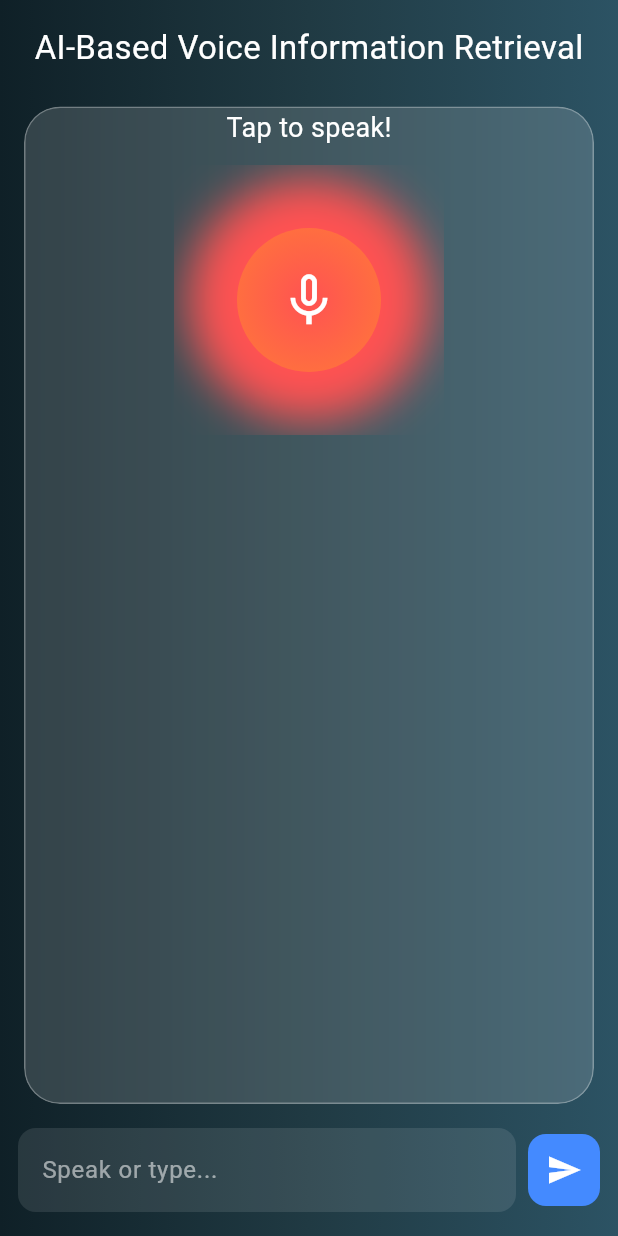
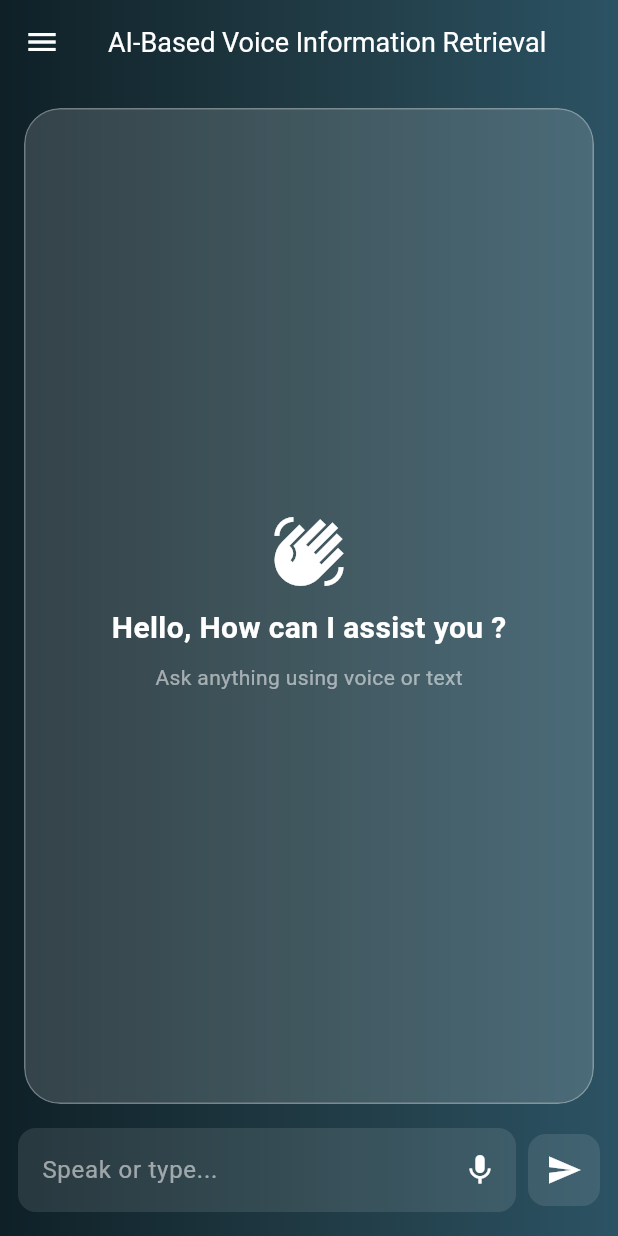
Before and after one commit to spraveenk061204/AI-Based-Voice-Driven-Information-Retrieval, a Flutter app: the screen it shows after launch, on a phone screen of 412 x 824 dp. Run offline on Flutter 3.47's test engine with Material 3 defaults, Android fonts, the phone set to English and light mode, and no system bars; our stand-ins replace flutter_tts, just_audio, permission_handler, speech_to_text; missing offline and left inert: record; network calls fail.

Commit message:
Seventh Commit

```diff
--- a/myapp/lib/ui/home_page.dart
+++ b/myapp/lib/ui/home_page.dart
@@ -2,9 +2,9 @@ import 'package:flutter/material.dart';
 import 'package:flutter_tts/flutter_tts.dart';
 import 'package:myapp/ui/widgets/glass_container.dart';
 import 'package:myapp/ui/widgets/voice_bubble.dart';
-import 'package:myapp/ui/widgets/voice_mic.dart';
 import 'package:myapp/state/chat_controller.dart';
 import 'package:myapp/services/backend_service.dart';
+import 'package:speech_to_text/speech_to_text.dart';
 
 import '../models/voice_message.dart';
 
@@ -15,10 +15,13 @@ class HomePage extends StatefulWidget {
   State<HomePage> createState() => _HomePageState();
 }
 
-class _HomePageState extends State<HomePage> {
-  final ChatController chatController = ChatController();
+class _HomePageState extends State<HomePage> with SingleTickerProviderStateMixin {
+  ChatController chatController = ChatController();
   final FlutterTts tts = FlutterTts();
+  final SpeechToText speechToText = SpeechToText();
+  bool isListening = false;
   final BackendService backend = BackendService();
+  String chatId = DateTime.now().millisecondsSinceEpoch.toString();
   Future<void> handleSend(String text) async {
 
     if (text.trim().isEmpty) return;
@@ -44,7 +47,7 @@ class _HomePageState extends State<HomePage> {
     );
 
     /// ✅ BACKEND
-    final answerText = await backend.sendText(text);
+    final answerText = await backend.sendText(text,chatId);
 
     chatController.removeLastMessage();
 
@@ -64,7 +67,8 @@ class _HomePageState extends State<HomePage> {
   @override
   void initState() {
     super.initState();
-
+    chatController.createNewChat();
+    loadChats();
     tts.setLanguage("en-US");
     tts.setPitch(1.1);
     tts.setSpeechRate(0.55);
@@ -72,10 +76,110 @@ class _HomePageState extends State<HomePage> {
   }
 
 
+  Widget buildSidebar() {
+    return Drawer(
+      backgroundColor: Colors.white10,
+      child: Column(
+        children: [
+
+          const SizedBox(height: 40),
+
+          /// ✅ NEW CHAT
+          ListTile(
+            leading: const Icon(Icons.add, color: Colors.white),
+            title: const Text("New Chat",
+                style: TextStyle(color: Colors.white)),
+            onTap: () {
+
+              chatId = DateTime.now().millisecondsSinceEpoch.toString(); // ✅ NEW ID
+
+              chatController.createNewChat();
+
+              Navigator.pop(context);
+            },
+          ),
+
+          const Divider(color: Colors.white24),
+
+          /// ✅ CHAT LIST
+          Expanded(
+            child: AnimatedBuilder(
+              animation: chatController,
+              builder: (context, _) {
+                return ListView.builder(
+                  itemCount: chatController.chats.length,
+                  itemBuilder: (context, index) {
+
+                    final chat = chatController.chats[index];
+
+                    return ListTile(
+                      title: Text(
+                        chat.title,
+                        style: const TextStyle(color: Colors.white),
+                      ),
+
+                      selected:
+                      chat.id == chatController.activeChatId,
+
+                      onTap: () async {
+
+                        chatController.switchChat(chat.id);
+                        chatId = chat.id;   // ✅ ✅ CRITICAL FIX
+
+
+                        final msgs =
+                        await backend.getChatMessages(chat.id);
+
+                        chatController.setMessages(
+                          msgs.map((m) {
+                            return VoiceMessage(
+                              text: m["content"],
+                              sender: m["role"] == "user"
+                                  ? Sender.user
+                                  : Sender.assistant,
+                              duration: Duration.zero,
+                            );
+                          }).toList(),
+                        );
+
+                        Navigator.pop(context);
+                      },
+                    );
+                  },
+                );
+              },
+            ),
+          ),
+        ],
+      ),
+    );
+  }
+
+
+
   @override
   Widget build(BuildContext context) {
     return Scaffold(
       backgroundColor: Colors.black,
+      extendBodyBehindAppBar: true,
+      drawer: buildSidebar(),
+
+      appBar: AppBar(
+        backgroundColor: Colors.transparent,
+        elevation: 0,
+
+        iconTheme: const IconThemeData(
+          color: Colors.white,
+        ),
+
+        title: const Text(
+          'AI-Based Voice Information Retrieval',
+          style: TextStyle(color: Colors.white,fontSize: 18),
+
+        ),
+      ),
+
+
       body: Container(
         decoration: const BoxDecoration(
           gradient: LinearGradient(
@@ -92,20 +196,10 @@ class _HomePageState extends State<HomePage> {
 
               const SizedBox(height: 16),
 
-              const Text(
-                'AI-Based Voice Information Retrieval',
-                style: TextStyle(color: Colors.white, fontSize: 22),
-              ),
-
-              const SizedBox(height: 24),
-
               Expanded(
                 child: GlassContainer(
                   child: Column(
                     children: [
-
-                      /// ✅ VOICE MIC
-                      VoiceMic(controller: chatController),
 
                       const SizedBox(height: 12),
                       /// ✅ CHAT LIST
@@ -113,6 +207,38 @@ class _HomePageState extends State<HomePage> {
                         child: AnimatedBuilder(
                           animation: chatController,
                           builder: (context, _) {
+
+                            if (chatController.messages.isEmpty) {
+                              return Center(
+                                child: Column(
+                                  mainAxisAlignment: MainAxisAlignment.center,
+                                  children: const [
+                                    Icon(Icons.waving_hand_sharp, color: Colors.white, size: 50),
+                                    SizedBox(height: 12),
+
+                                    Text(
+                                      "Hello, How can I assist you ?",
+                                      style: TextStyle(
+                                        color: Colors.white,
+                                        fontSize: 20,
+                                        fontWeight: FontWeight.bold,
+                                      ),
+                                    ),
+
+                                    SizedBox(height: 8),
+
+                                    Text(
+                                      "Ask anything using voice or text",
+                                      style: TextStyle(
+                                        color: Colors.white54,
+                                        fontSize: 14,
+                                      ),
+                                    ),
+                                  ],
+                                ),
+                              );
+                            }
+                            else{
                               return ListView.builder(
                                 itemCount:
                                 chatController.messages.length,
@@ -131,7 +257,7 @@ class _HomePageState extends State<HomePage> {
                                     ),
                                   );
                                 },
-                            );
+                              );}
                           },
                         ),
                       ),
@@ -166,9 +292,46 @@ class _HomePageState extends State<HomePage> {
                             BorderRadius.circular(12),
                             borderSide: BorderSide.none,
                           ),
+                            suffixIcon: GestureDetector(
+                              onTap: () async {
+
+                                /// ✅ START LISTENING
+                                if (!isListening) {
+
+                                  bool available = await speechToText.initialize();
+
+                                  if (available) {
+                                    setState(() => isListening = true);
+
+                                    chatController.queryController.text = "Listening...";
+
+                                    speechToText.listen(
+                                      onResult: (result) {
+                                        chatController.queryController.text =
+                                            result.recognizedWords;
+                                      },
+                                    );
+                                  }
+                                }
+
+                                /// ✅ STOP LISTENING
+                                else {
+                                  await speechToText.stop();
+                                  setState(() => isListening = false);
+                                }
+                              },
+
+                              child: Icon(
+                                isListening ? Icons.stop_circle : Icons.mic,
+                                color: isListening ? Colors.red : Colors.white,
                               ),
                             ),
+
                         ),
+                      ),
+
+                    ),
+
 
                     const SizedBox(width: 8),
 
@@ -180,7 +343,7 @@ class _HomePageState extends State<HomePage> {
                       child: Container(
                         padding: const EdgeInsets.all(12),
                         decoration: BoxDecoration(
-                          color: Colors.blueAccent,
+                          color: Colors.white10,
                           borderRadius:
                           BorderRadius.circular(12),
                         ),
@@ -201,4 +364,10 @@ class _HomePageState extends State<HomePage> {
       ),
     );
   }
+  Future<void> loadChats() async {
+    final chats = await backend.getChats();
+    chatController.setChats(chats); // ✅ IMPORTANT
   }
+
+
+}
--- a/myapp/lib/ui/widgets/voice_mic.dart
+++ /dev/null
@@ -1,177 +0,0 @@
-import 'package:flutter/material.dart';
-import 'package:speech_to_text/speech_to_text.dart' as stt;
-
-import '../../state/chat_controller.dart';
-
-class VoiceMic extends StatefulWidget {
-  final ChatController controller;
-
-  const VoiceMic({super.key, required this.controller});
-
-
-  @override
-  State<VoiceMic> createState() => _VoiceMicState();
-}
-
-class _VoiceMicState extends State<VoiceMic>
-    with SingleTickerProviderStateMixin {
-
-  late final AnimationController _controller =
-  AnimationController(
-    vsync: this,
-    duration: const Duration(seconds: 2),
-  )..repeat();
-
-  final stt.SpeechToText _speech = stt.SpeechToText();
-
-  bool isRecording = false;
-  String recognizedText = "";
-  @override
-  void initState() {
-    super.initState();
-
-    _speech.initialize(
-      onStatus: (status) => print("STATUS: $status"),
-      onError: (error) => print("ERROR: ${error.errorMsg}"),
-    );
-  }
-
-
-  @override
-  void dispose() {
-    _controller.dispose();
-    _speech.stop();
-    super.dispose();
-  }
-
-  @override
-  Widget build(BuildContext context) {
-    return SizedBox(
-      height: 260,
-      child: Column(
-        children: [
-
-          Text(
-            isRecording ? 'Speak now!' : 'Tap to speak!',
-            style: const TextStyle(color: Colors.white, fontSize: 18),
-          ),
-
-          const SizedBox(height: 12),
-
-          ClipRect(
-            child: SizedBox(
-              width: 180,
-              height: 180,
-              child: Stack(
-                alignment: Alignment.center,
-                children: [
-
-                  /// ✅ Glow animation
-                  AnimatedBuilder(
-                    animation: _controller,
-                    builder: (_, __) {
-                      return Container(
-                        width: 140,
-                        height: 140,
-                        decoration: BoxDecoration(
-                          shape: BoxShape.circle,
-                          boxShadow: [
-                            BoxShadow(
-                              color: isRecording
-                                  ? Colors.green
-                                  : Colors.redAccent,
-                              blurRadius: 28 * _controller.value,
-                              spreadRadius: 12 * _controller.value,
-                            ),
-                          ],
-                        ),
-                      );
-                    },
-                  ),
-
-                  /// ✅ MIC BUTTON
-                  GestureDetector(
-                    onTap: () async {
-
-                      /// ✅ START LISTENING
-                      if (!isRecording) {
-
-                        // ✅ Reset speech engine
-                        if (_speech.isListening) {
-                          await _speech.stop();
-                        }
-
-                        await Future.delayed(const Duration(milliseconds: 200));
-
-                        setState(() {
-                          isRecording = true;
-                          recognizedText = "";
-                        });
-
-                        await _speech.listen(
-                          listenMode: stt.ListenMode.dictation,
-                          partialResults: true,
-                          localeId: "en-US",   // ✅ IMPORTANT FIX
-
-                            onResult: (result) {
-                              print("RESULT: ${result.recognizedWords}");
-
-                              if (result.recognizedWords.isNotEmpty) {
-                                setState(() {   // ✅ ✅ THIS FIXES LIVE UPDATE
-                                  recognizedText = result.recognizedWords;
-
-                                  widget.controller.queryController.text = recognizedText;
-                                });
-                              }
-                            },
-                        );
-                      }
-
-                      /// ✅ STOP LISTENING
-                      else {
-                        setState(() => isRecording = false);
-
-                        await _speech.stop();
-
-                        print("✅ FINAL TEXT: $recognizedText");
-
-                        /// ✅ ✅ AUTO SEND AFTER STOP
-                        if (recognizedText.isNotEmpty) {
-
-                          widget.controller.queryController.text = recognizedText;
-
-                          /// ✅ CALL SEND FUNCTION
-                          widget.controller.onAutoSend?.call(recognizedText);
-                        }
-                      }
-                    },
-
-                    child: Container(
-                      width: 96,
-                      height: 96,
-                      decoration: BoxDecoration(
-                        shape: BoxShape.circle,
-                        gradient: RadialGradient(
-                          colors: isRecording
-                              ? [Colors.greenAccent, Colors.green]
-                              : [Colors.redAccent, Colors.deepOrangeAccent],
-                        ),
-                      ),
-                      child: Icon(
-                        isRecording
-                            ? Icons.mic
-                            : Icons.mic_none,
-                        size: 42,
-                        color: Colors.white,
-                      ),
-                    ),
-                  ),
-                ],
-              ),
-            ),
-          ),
-        ],
-      ),
-    );
-  }
-}
```
Also changed, not shown: myapp/lib/services/backend_service.dart (+37 -7 lines), myapp/lib/state/chat_controller.dart (+40 -1 lines), 3 other files. Lines whose indentation alone changed are shown as unchanged.
